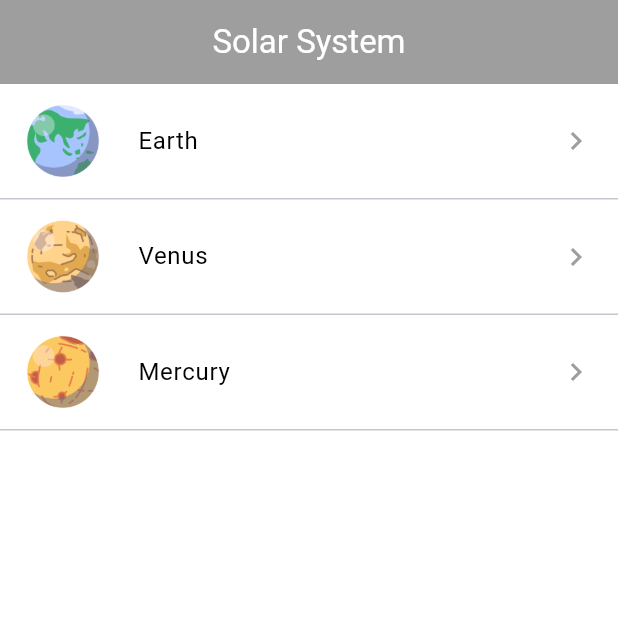
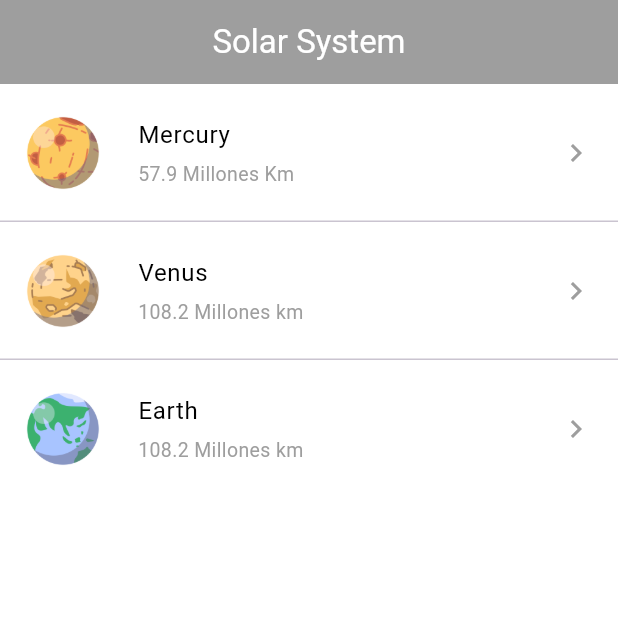
Before and after one commit to elmejorgamer1205/EjerciciosDesdeCasaCarmelo, a Flutter app: the PlanetsScreen screen opened directly, on a phone screen of 412 x 824 dp, the top half of it. Run offline on Flutter 3.47's test engine with Material 3 defaults, Android fonts, the phone set to English and light mode, and no system bars.

Commit message:
3º iteracción

```diff
--- a/lib/Solar System/PlanetsScreen.dart
+++ b/lib/Solar System/PlanetsScreen.dart
@@ -1,3 +1,5 @@
+import 'package:ejercicios_desde_casa_carmelo/Solar%20System/planet.dart';
+import 'package:ejercicios_desde_casa_carmelo/Solar%20System/planet_data.dart';
 import 'package:flutter/material.dart';
 
 void main() {
@@ -27,31 +29,54 @@ class PlanetsScreen extends StatelessWidget {
         padding: const EdgeInsets.only(left: 8),
         child: Text(name, style: TextStyle(fontSize: 16, color: Colors.black)),
       ),
-      trailing: const Icon(Icons.keyboard_arrow_right, color: Colors.grey,),
+      trailing: const Icon(Icons.keyboard_arrow_right, color: Colors.grey),
     );
   }
 
   @override
   Widget build(BuildContext context) {
+    final List<Planet> planets = PlanetData.getPlanets();
     return Scaffold(
       backgroundColor: Colors.white,
       appBar: AppBar(
-        title: const Text("Solar System", style: TextStyle(color: Colors.white),
+        title: const Text(
+          "Solar System",
+          style: TextStyle(color: Colors.white),
         ),
         centerTitle: true,
         backgroundColor: Colors.grey,
       ),
-      body: SafeArea(
-        child: ListView(
-          children: [
-            _buildPlanetRow("Earth", "assets/images/png/earth.png"),
-            const Divider(height: 1),
-            _buildPlanetRow("Venus", "assets/images/png/venus.png"),
-            const Divider(height: 1),
-            _buildPlanetRow("Mercury", "assets/images/png/mercury.png"),
-            const Divider(height: 1),
-          ],
-        ),
+      body: ListView.separated(
+        itemCount: planets.length,
+        separatorBuilder: (context, index) => const Divider(height: 0),
+        itemBuilder: (context, index) {
+          final planet = planets[index];
+          return ListTile(
+            contentPadding: const EdgeInsets.symmetric(
+              horizontal: 16,
+              vertical: 10,
+            ),
+            leading: Image.asset(planet.image, width: 52, height: 52),
+            title: Padding(
+              padding: const EdgeInsets.only(left: 8),
+              child: Text(
+                planet.name,
+                style: const TextStyle(fontSize: 16, color: Colors.black),
+              ),
+            ),
+            subtitle: Padding(
+              padding: const EdgeInsets.only(left: 8, top: 4),
+              child: Text(
+                planet.distance,
+                style: TextStyle(fontSize: 13, color: Colors.grey),
+              ),
+            ),
+            trailing: const Icon(
+              Icons.keyboard_arrow_right,
+              color: Colors.grey,
+            ),
+          );
+        },
       ),
     );
   }
--- /dev/null
+++ b/lib/Solar System/planet.dart
@@ -0,0 +1,11 @@
+class Planet {
+  final String name;
+  final String distance;
+  final String image;
+
+  const Planet({
+    required this.name,
+    required this.distance,
+    required this.image,
+  });
+}
--- /dev/null
+++ b/lib/Solar System/planet_data.dart
@@ -0,0 +1,11 @@
+import 'package:ejercicios_desde_casa_carmelo/Solar%20System/planet.dart';
+
+class PlanetData {
+  static List<Planet> getPlanets(){
+    return const [
+      Planet(name: "Mercury", distance: "57.9 Millones Km", image: "assets/images/png/mercury.png"),
+      Planet(name: "Venus", distance: "108.2 Millones km", image: "assets/images/png/venus.png"),
+      Planet(name: "Earth", distance: "108.2 Millones km", image: "assets/images/png/earth.png"),
+    ];
+  }
+}
```
